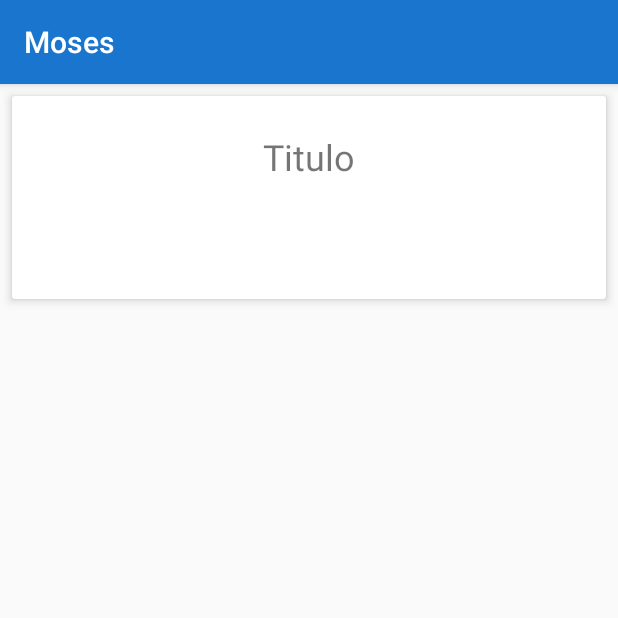
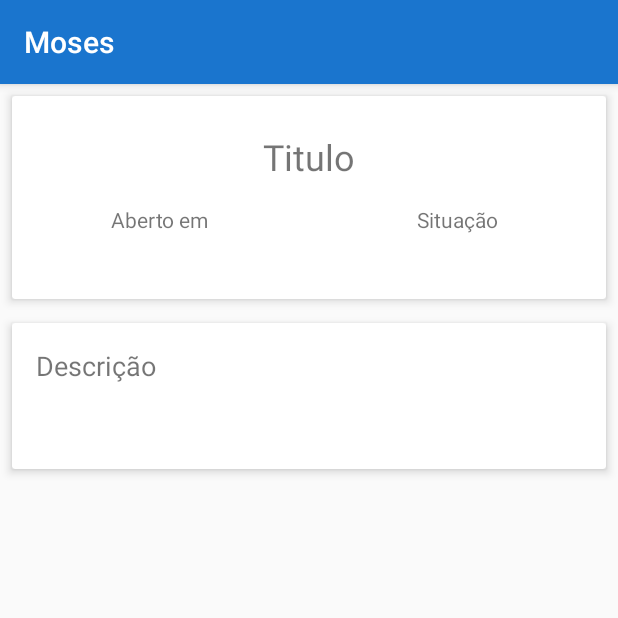
Before and after one commit to dagneserodrigo/moses, an Android app: the TicketDetalheActivity screen opened directly, with no data from a screen before it, on a phone screen of 412 x 824 dp, the top half of it. Run offline under Robolectric (Android 15) with nearby library versions, the phone set to English and light mode, and no system bars; our stand-ins replace ButterKnife; 5 statements that could not run were skipped.

Commit message:
refactor(Ticket): exibir descrição e resposta no detalhe do ticket

```diff
--- a/app/src/main/java/br/com/cwi/moses/activities/TicketDetalheActivity.java
+++ b/app/src/main/java/br/com/cwi/moses/activities/TicketDetalheActivity.java
@@ -2,6 +2,8 @@ package br.com.cwi.moses.activities;
 
 import android.support.v7.app.AppCompatActivity;
 import android.os.Bundle;
+import android.util.TypedValue;
+import android.view.View;
 import android.widget.Button;
 import android.widget.TextView;
 
@@ -23,6 +25,15 @@ public class TicketDetalheActivity extends AppCompatActivity {
     @BindView(R.id.detalhe_txt_situacao)
     TextView detalhe_txt_situacao;
 
+    @BindView(R.id.detalhe_txt_pergunta)
+    TextView detalhe_txt_pergunta;
+
+    @BindView(R.id.detalhe_txt_resposta_titulo)
+    TextView detalhe_txt_resposta_titulo;
+
+    @BindView(R.id.detalhe_txt_resposta)
+    TextView detalhe_txt_resposta;
+
     @Override
     protected void onCreate(Bundle savedInstanceState) {
         super.onCreate(savedInstanceState);
@@ -40,6 +51,17 @@ public class TicketDetalheActivity extends AppCompatActivity {
 
         this.detalhe_txt_dataAbertura.setText(data);
         this.detalhe_txt_titulo.setText(ticket.getTitulo());
-        this.detalhe_txt_situacao.setText(ticket.getSituacaoTicket().name());
+        this.detalhe_txt_situacao.setText(ticket.getSituacaoTicket().getName());
+        this.detalhe_txt_pergunta.setText(ticket.getDescricao());
+
+        String respostaTicket = ticket.getRespostaTicket();
+        if (respostaTicket != null && !respostaTicket.trim().isEmpty()) {
+            this.detalhe_txt_resposta_titulo.setVisibility(View.VISIBLE);
+            this.detalhe_txt_resposta.setVisibility(View.VISIBLE);
+            this.detalhe_txt_resposta.setText(respostaTicket);
+
+            this.detalhe_txt_resposta_titulo.setTextSize(TypedValue.COMPLEX_UNIT_SP, 18);
+            this.detalhe_txt_resposta.setTextSize(TypedValue.COMPLEX_UNIT_SP, 14);
+        }
     }
 }
--- a/app/src/main/java/br/com/cwi/moses/models/SituacaoTicket.java
+++ b/app/src/main/java/br/com/cwi/moses/models/SituacaoTicket.java
@@ -15,4 +15,8 @@ public enum SituacaoTicket {
     SituacaoTicket(String name) {
         this.name = name;
     }
+
+    public String getName() {
+        return name;
+    }
 }
--- a/app/src/main/res/layout/activity_ticket_detalhe.xml
+++ b/app/src/main/res/layout/activity_ticket_detalhe.xml
@@ -18,21 +18,21 @@
             android:layout_width="match_parent"
             android:layout_height="wrap_content"
             android:gravity="center"
-            android:orientation="vertical" >
+            android:orientation="vertical">
 
             <TextView
                 android:id="@+id/detalhe_txt_titulo"
                 android:layout_width="wrap_content"
+                android:layout_height="wrap_content"
                 android:layout_marginTop="@dimen/titleDefaultMarginTop"
-                android:textSize="24sp"
-                android:layout_height="wrap_content"
-                android:text="Titulo" />
+                android:text="Titulo"
+                android:textSize="24sp" />
 
             <LinearLayout
                 android:layout_width="match_parent"
                 android:layout_height="wrap_content"
+                android:layout_marginBottom="16dp"
                 android:layout_marginTop="16dp"
-                android:layout_marginBottom="16dp"
                 android:orientation="horizontal">
 
                 <LinearLayout
@@ -45,6 +45,7 @@
                     <TextView
                         android:layout_width="wrap_content"
                         android:layout_height="wrap_content"
+                        android:text="Aberto em"
                         android:textSize="14sp" />
 
                     <TextView
@@ -64,6 +65,7 @@
                     <TextView
                         android:layout_width="wrap_content"
                         android:layout_height="wrap_content"
+                        android:text="Situação"
                         android:textSize="14sp" />
 
                     <TextView
@@ -79,4 +81,50 @@
 
     </android.support.v7.widget.CardView>
 
+    <android.support.v7.widget.CardView
+        style="@style/TicketCardStyle"
+        android:layout_width="match_parent"
+        android:layout_height="wrap_content"
+        android:layout_margin="8dp"
+        android:foreground="?android:attr/selectableItemBackground">
+
+        <LinearLayout
+            android:layout_width="match_parent"
+            android:layout_height="wrap_content"
+            android:layout_margin="16dp"
+            android:orientation="vertical">
+
+            <TextView
+                android:layout_width="wrap_content"
+                android:layout_height="wrap_content"
+                android:text="Descrição"
+                android:textSize="18sp" />
+
+            <TextView
+                android:id="@+id/detalhe_txt_pergunta"
+                android:layout_width="wrap_content"
+                android:layout_height="wrap_content"
+                android:textSize="14sp" />
+
+            <TextView
+                android:id="@+id/detalhe_txt_resposta_titulo"
+                android:layout_width="wrap_content"
+                android:layout_height="wrap_content"
+                android:layout_marginTop="16dp"
+                android:text="Resposta"
+                android:visibility="invisible"
+                android:textSize="1sp" />
+
+            <TextView
+                android:id="@+id/detalhe_txt_resposta"
+                android:layout_width="wrap_content"
+                android:layout_height="wrap_content"
+                android:visibility="invisible"
+                android:textSize="1sp" />
+
+
+        </LinearLayout>
+
+    </android.support.v7.widget.CardView>
+
 </LinearLayout>
```
